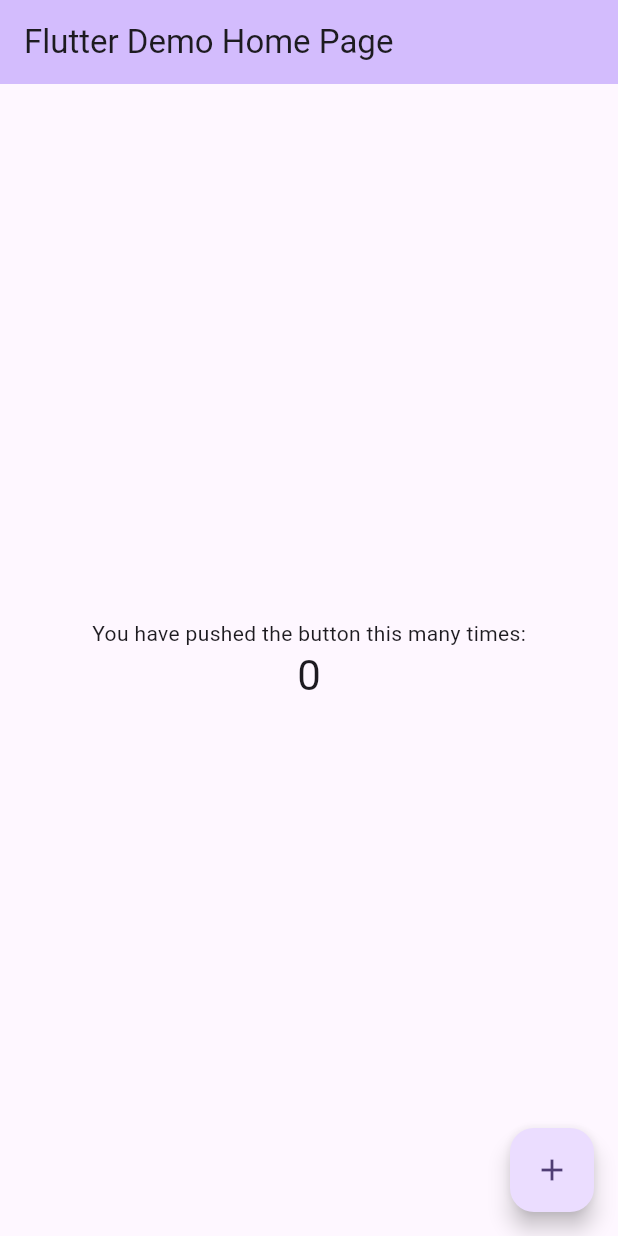
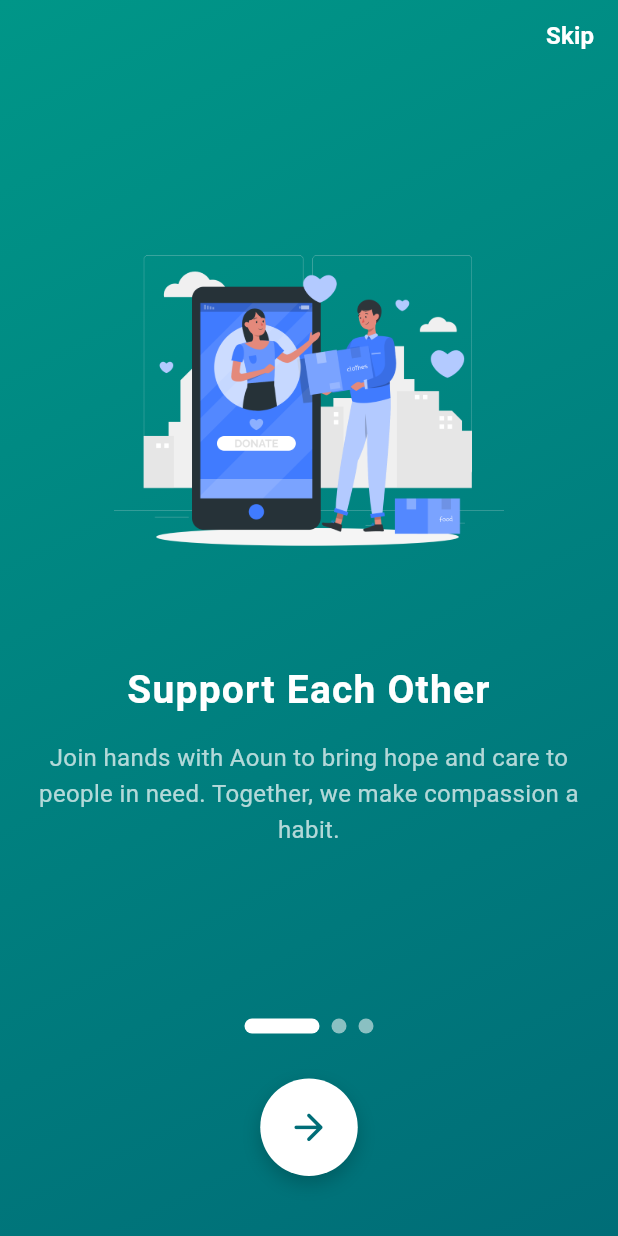
Before and after one commit to Ahm3dmohamed/aoun, a Flutter app: the screen it shows after launch, on a phone screen of 412 x 824 dp. Run offline on Flutter 3.47's test engine with Material 3 defaults, Android fonts, the phone set to English and light mode, and no system bars; drawn by our look-alikes of smooth_page_indicator; our stand-ins replace lottie.

Commit message:
add assets add Splash,onboarding features

```diff
--- /dev/null
+++ b/lib/core/routing/app_routes.dart
@@ -0,0 +1,43 @@
+import 'package:aoun/features/onboarding/pages/onboarding_page.dart';
+import 'package:aoun/features/splash/pages/splash_page.dart';
+import 'package:flutter/material.dart';
+
+class AppRouter {
+  static const String splash = '/';
+  static const String onboarding = '/onboarding';
+  static const String login = '/login';
+  static const String home = '/home';
+
+  static Route<dynamic> onGenerateRoute(RouteSettings settings) {
+    switch (settings.name) {
+      case splash:
+        return _buildRoute(const SplashPage());
+      case onboarding:
+        return _buildRoute(const OnboardingPage());
+      // case login:
+      //   return _buildRoute(const LoginPage());
+      // case home:
+      //   return _buildRoute(const HomePage());
+      default:
+        return _errorRoute();
+    }
+  }
+
+  static Route _buildRoute(Widget page) {
+    return PageRouteBuilder(
+      transitionDuration: const Duration(milliseconds: 500),
+      pageBuilder: (_, __, ___) => page,
+      transitionsBuilder: (_, animation, __, child) {
+        final tween = Tween(begin: 0.0, end: 1.0);
+        return FadeTransition(opacity: animation.drive(tween), child: child);
+      },
+    );
+  }
+
+  static Route _errorRoute() {
+    return MaterialPageRoute(
+      builder: (_) =>
+          const Scaffold(body: Center(child: Text('Page Not Found'))),
+    );
+  }
+}
--- /dev/null
+++ b/lib/features/onboarding/pages/onboarding_page.dart
@@ -0,0 +1,222 @@
+import 'package:aoun/core/routing/app_routes.dart';
+import 'package:flutter/material.dart';
+import 'package:smooth_page_indicator/smooth_page_indicator.dart';
+import 'package:lottie/lottie.dart';
+
+class OnboardingPage extends StatefulWidget {
+  const OnboardingPage({super.key});
+
+  @override
+  State<OnboardingPage> createState() => _OnboardingPageState();
+}
+
+class _OnboardingPageState extends State<OnboardingPage>
+    with SingleTickerProviderStateMixin {
+  final _controller = PageController();
+  bool isLastPage = false;
+
+  late final AnimationController _arrowController;
+
+  @override
+  void initState() {
+    super.initState();
+    _arrowController = AnimationController(
+      vsync: this,
+      duration: const Duration(milliseconds: 800),
+    )..repeat(reverse: true);
+  }
+
+  @override
+  void dispose() {
+    _controller.dispose();
+    _arrowController.dispose();
+    super.dispose();
+  }
+
+  @override
+  Widget build(BuildContext context) {
+    final pages = [
+      _onboard(
+        "assets/img/Charity-rafiki.png",
+        "Support Each Other",
+        "Join hands with Aoun to bring hope and care to people in need. Together, we make compassion a habit.",
+      ),
+      _onboard(
+        "assets/img/Charity market-amico.png",
+        "Easy & Trusted Donations",
+        "Contribute to verified causes effortlessly. Every donation you make directly reaches those who need it most.",
+      ),
+      _onboard(
+        "assets/img/Humanitarian Help-bro.png",
+        "Make a Difference",
+        "Your small act of kindness can create a lasting impact and change lives for the better.",
+      ),
+    ];
+
+    return Scaffold(
+      body: AnimatedContainer(
+        duration: const Duration(seconds: 1),
+        decoration: const BoxDecoration(
+          gradient: LinearGradient(
+            colors: [Color(0xFF009688), Color(0xFF006D77)],
+            begin: Alignment.topLeft,
+            end: Alignment.bottomRight,
+          ),
+        ),
+        child: SafeArea(
+          child: Column(
+            children: [
+              // 🔹 Skip button
+              Align(
+                alignment: Alignment.centerRight,
+                child: TextButton(
+                  onPressed: () => _goToLogin(context),
+                  child: const Text(
+                    "Skip",
+                    style: TextStyle(
+                      color: Colors.white,
+                      fontWeight: FontWeight.bold,
+                      fontSize: 16,
+                    ),
+                  ),
+                ),
+              ),
+
+              // 🔹 PageView
+              Expanded(
+                child: PageView.builder(
+                  controller: _controller,
+                  itemCount: pages.length,
+                  onPageChanged: (index) {
+                    setState(() => isLastPage = index == pages.length - 1);
+                  },
+                  itemBuilder: (_, index) => AnimatedSwitcher(
+                    duration: const Duration(milliseconds: 600),
+                    transitionBuilder:
+                        (Widget child, Animation<double> animation) {
+                          return FadeTransition(
+                            opacity: animation,
+                            child: SlideTransition(
+                              position: Tween<Offset>(
+                                begin: const Offset(0.1, 0),
+                                end: Offset.zero,
+                              ).animate(animation),
+                              child: child,
+                            ),
+                          );
+                        },
+                    child: pages[index],
+                  ),
+                ),
+              ),
+
+              const SizedBox(height: 20),
+
+              // 🔹 Smooth Page Indicator
+              SmoothPageIndicator(
+                controller: _controller,
+                count: pages.length,
+                effect: const ExpandingDotsEffect(
+                  activeDotColor: Colors.white,
+                  dotColor: Colors.white54,
+                  dotHeight: 10,
+                  dotWidth: 10,
+                  expansionFactor: 5,
+                ),
+              ),
+
+              const SizedBox(height: 30),
+
+              // 🔹 Animated Icon Button
+              Padding(
+                padding: const EdgeInsets.symmetric(horizontal: 24),
+                child: GestureDetector(
+                  onTap: () {
+                    if (isLastPage) {
+                      _goToLogin(context);
+                    } else {
+                      _controller.nextPage(
+                        duration: const Duration(milliseconds: 600),
+                        curve: Curves.easeInOutCubic,
+                      );
+                    }
+                  },
+                  child: Container(
+                    height: 65,
+                    width: 65,
+                    decoration: BoxDecoration(
+                      color: Colors.white,
+                      shape: BoxShape.circle,
+                      boxShadow: [
+                        BoxShadow(
+                          color: Colors.black.withOpacity(0.2),
+                          blurRadius: 10,
+                          offset: const Offset(0, 5),
+                        ),
+                      ],
+                    ),
+                    child: ScaleTransition(
+                      scale: Tween(begin: 0.9, end: 1.1).animate(
+                        CurvedAnimation(
+                          parent: _arrowController,
+                          curve: Curves.easeInOut,
+                        ),
+                      ),
+                      child: Icon(
+                        isLastPage
+                            ? Icons.check_rounded
+                            : Icons.arrow_forward_rounded,
+                        color: const Color(0xFF006D77),
+                        size: 32,
+                      ),
+                    ),
+                  ),
+                ),
+              ),
+
+              const SizedBox(height: 40),
+            ],
+          ),
+        ),
+      ),
+    );
+  }
+
+  Widget _onboard(String image, String title, String desc) {
+    return Padding(
+      key: ValueKey(image),
+      padding: const EdgeInsets.symmetric(horizontal: 24.0, vertical: 16),
+      child: Column(
+        mainAxisAlignment: MainAxisAlignment.center,
+        children: [
+          Hero(tag: image, child: Image.asset(image, height: 260)),
+          const SizedBox(height: 40),
+          Text(
+            title,
+            style: const TextStyle(
+              fontSize: 26,
+              fontWeight: FontWeight.bold,
+              color: Colors.white,
+              letterSpacing: 0.8,
+            ),
+            textAlign: TextAlign.center,
+          ),
+          const SizedBox(height: 15),
+          Text(
+            desc,
+            textAlign: TextAlign.center,
+            style: const TextStyle(
+              color: Colors.white70,
+              fontSize: 16,
+              height: 1.5,
+            ),
+          ),
+        ],
+      ),
+    );
+  }
+
+  void _goToLogin(BuildContext context) {
+    Navigator.pushReplacementNamed(context, AppRouter.login);
+  }
+}
--- /dev/null
+++ b/lib/features/splash/pages/splash_page.dart
@@ -0,0 +1,42 @@
+import 'dart:async';
+
+import 'package:aoun/core/routing/app_routes.dart';
+import 'package:flutter/material.dart';
+
+class SplashPage extends StatefulWidget {
+  const SplashPage({super.key});
+
+  @override
+  State<SplashPage> createState() => _SplashPageState();
+}
+
+class _SplashPageState extends State<SplashPage> {
+  @override
+  void initState() {
+    super.initState();
+    Timer(const Duration(seconds: 3), () {
+      Navigator.pushReplacementNamed(context, AppRouter.onboarding);
+    });
+  }
+
+  @override
+  Widget build(BuildContext context) {
+    return Scaffold(
+      backgroundColor: Colors.teal,
+      body: Center(
+        child: Column(
+          mainAxisAlignment: MainAxisAlignment.center,
+          children: [
+            Image.asset('assets/img/splash_logo.png', height: 150),
+            // Icon(Icons.volunteer_activism, size: 100, color: Colors.white),
+            // SizedBox(height: 20),
+            // Text(
+            //   'Aoun - Together We Care',
+            //   style: TextStyle(color: Colors.white, fontSize: 22, fontWeight: FontWeight.bold),
+            // ),
+          ],
+        ),
+      ),
+    );
+  }
+}
--- a/lib/main.dart
+++ b/lib/main.dart
@@ -1,122 +1,36 @@
+import 'package:aoun/core/routing/app_routes.dart';
+import 'package:aoun/features/splash/pages/splash_page.dart';
 import 'package:flutter/material.dart';
 
 void main() {
-  runApp(const MyApp());
+  runApp(const AounApp());
 }
 
-class MyApp extends StatelessWidget {
-  const MyApp({super.key});
+class AounApp extends StatelessWidget {
+  const AounApp({super.key});
 
-  // This widget is the root of your application.
   @override
   Widget build(BuildContext context) {
     return MaterialApp(
-      title: 'Flutter Demo',
-      theme: ThemeData(
-        // This is the theme of your application.
-        //
-        // TRY THIS: Try running your application with "flutter run". You'll see
-        // the application has a purple toolbar. Then, without quitting the app,
-        // try changing the seedColor in the colorScheme below to Colors.green
-        // and then invoke "hot reload" (save your changes or press the "hot
-        // reload" button in a Flutter-supported IDE, or press "r" if you used
-        // the command line to start the app).
-        //
-        // Notice that the counter didn't reset back to zero; the application
-        // state is not lost during the reload. To reset the state, use hot
-        // restart instead.
-        //
-        // This works for code too, not just values: Most code changes can be
-        // tested with just a hot reload.
-        colorScheme: ColorScheme.fromSeed(seedColor: Colors.deepPurple),
-      ),
-      home: const MyHomePage(title: 'Flutter Demo Home Page'),
+      // theme: ThemeData(
+      //   // This is the theme of your application.
+      //   //
+      //   // TRY THIS: Try running your application with "flutter run". You'll see
+      //   // the application has a purple toolbar. Then, without quitting the app,
+      //   // try changing the seedColor in the colorScheme below to Colors.green
+      //   // and then invoke "hot reload" (save your changes or press the "hot
+      //   // reload" button in a Flutter-supported IDE, or press "r" if you used
+      //   // the command line to start the app).
+      //   //
+      //   // Notice that the counter didn't reset back to zero; the application
+      //   // state is not lost during the reload. To reset the state, use hot
+      //   // restart instead.
+      //   //
+      //   // This works for code too, not just values: Most code changes can be
+      //   // tested with just a hot reload.
+      //   colorScheme: ColorScheme.fromSeed(seedColor: Colors.deepPurple),
+      onGenerateRoute: AppRouter.onGenerateRoute,
+      initialRoute: AppRouter.splash,
     );
   }
 }
-
-class MyHomePage extends StatefulWidget {
-  const MyHomePage({super.key, required this.title});
-
-  // This widget is the home page of your application. It is stateful, meaning
-  // that it has a State object (defined below) that contains fields that affect
-  // how it looks.
-
-  // This class is the configuration for the state. It holds the values (in this
-  // case the title) provided by the parent (in this case the App widget) and
-  // used by the build method of the State. Fields in a Widget subclass are
-  // always marked "final".
-
-  final String title;
-
-  @override
-  State<MyHomePage> createState() => _MyHomePageState();
-}
-
-class _MyHomePageState extends State<MyHomePage> {
-  int _counter = 0;
-
-  void _incrementCounter() {
-    setState(() {
-      // This call to setState tells the Flutter framework that something has
-      // changed in this State, which causes it to rerun the build method below
-      // so that the display can reflect the updated values. If we changed
-      // _counter without calling setState(), then the build method would not be
-      // called again, and so nothing would appear to happen.
-      _counter++;
-    });
-  }
-
-  @override
-  Widget build(BuildContext context) {
-    // This method is rerun every time setState is called, for instance as done
-    // by the _incrementCounter method above.
-    //
-    // The Flutter framework has been optimized to make rerunning build methods
-    // fast, so that you can just rebuild anything that needs updating rather
-    // than having to individually change instances of widgets.
-    return Scaffold(
-      appBar: AppBar(
-        // TRY THIS: Try changing the color here to a specific color (to
-        // Colors.amber, perhaps?) and trigger a hot reload to see the AppBar
-        // change color while the other colors stay the same.
-        backgroundColor: Theme.of(context).colorScheme.inversePrimary,
-        // Here we take the value from the MyHomePage object that was created by
-        // the App.build method, and use it to set our appbar title.
-        title: Text(widget.title),
-      ),
-      body: Center(
-        // Center is a layout widget. It takes a single child and positions it
-        // in the middle of the parent.
-        child: Column(
-          // Column is also a layout widget. It takes a list of children and
-          // arranges them vertically. By default, it sizes itself to fit its
-          // children horizontally, and tries to be as tall as its parent.
-          //
-          // Column has various properties to control how it sizes itself and
-          // how it positions its children. Here we use mainAxisAlignment to
-          // center the children vertically; the main axis here is the vertical
-          // axis because Columns are vertical (the cross axis would be
-          // horizontal).
-          //
-          // TRY THIS: Invoke "debug painting" (choose the "Toggle Debug Paint"
-          // action in the IDE, or press "p" in the console), to see the
-          // wireframe for each widget.
-          mainAxisAlignment: MainAxisAlignment.center,
-          children: <Widget>[
-            const Text('You have pushed the button this many times:'),
-            Text(
-              '$_counter',
-              style: Theme.of(context).textTheme.headlineMedium,
-            ),
-          ],
-        ),
-      ),
-      floatingActionButton: FloatingActionButton(
-        onPressed: _incrementCounter,
-        tooltip: 'Increment',
-        child: const Icon(Icons.add),
-      ), // This trailing comma makes auto-formatting nicer for build methods.
-    );
-  }
-}
--- a/pubspec.yaml
+++ b/pubspec.yaml
@@ -34,6 +34,8 @@ dependencies:
   # The following adds the Cupertino Icons font to your application.
   # Use with the CupertinoIcons class for iOS style icons.
   cupertino_icons: ^1.0.8
+  smooth_page_indicator: ^1.2.0
+  lottie: ^3.3.1
 
 dev_dependencies:
   flutter_test:
@@ -58,8 +60,8 @@ flutter:
   uses-material-design: true
 
   # To add assets to your application, add an assets section, like this:
-  # assets:
-  #   - images/a_dot_burr.jpeg
+  assets:
+    - assets/img/
   #   - images/a_dot_ham.jpeg
 
   # An image asset can refer to one or more resolution-specific "variants", see
```
Also changed, not shown: assets/img/Charity market-amico.png (added), assets/img/Charity-rafiki.png (added), assets/img/Charity.gif (added), assets/img/Humanitarian Help-bro.png (added), assets/img/Humanitarian Help.gif (added), assets/img/splash_logo.png (added), pubspec.lock, 1 other file.
